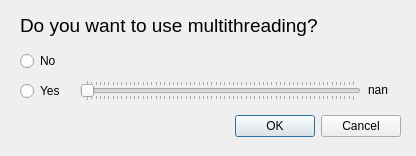
Above: optOptionsDialog.ui from MrChrisFix/Floorplan-Optimizer before the change. Below: the same form after it.
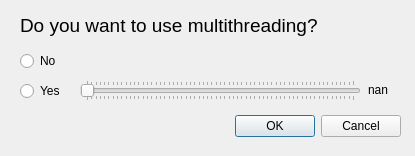
That is the form after the change.

The edit to the form file:
```diff
--- a/optOptionsDialog.ui
+++ b/optOptionsDialog.ui
@@ -6,10 +6,28 @@
    <rect>
     <x>0</x>
     <y>0</y>
-    <width>416</width>
+    <width>415</width>
     <height>156</height>
    </rect>
   </property>
+  <property name="sizePolicy">
+   <sizepolicy hsizetype="Preferred" vsizetype="Preferred">
+    <horstretch>0</horstretch>
+    <verstretch>0</verstretch>
+   </sizepolicy>
+  </property>
+  <property name="minimumSize">
+   <size>
+    <width>415</width>
+    <height>156</height>
+   </size>
+  </property>
+  <property name="maximumSize">
+   <size>
+    <width>415</width>
+    <height>156</height>
+   </size>
+  </property>
   <property name="windowTitle">
    <string>Dialog</string>
   </property>
```
